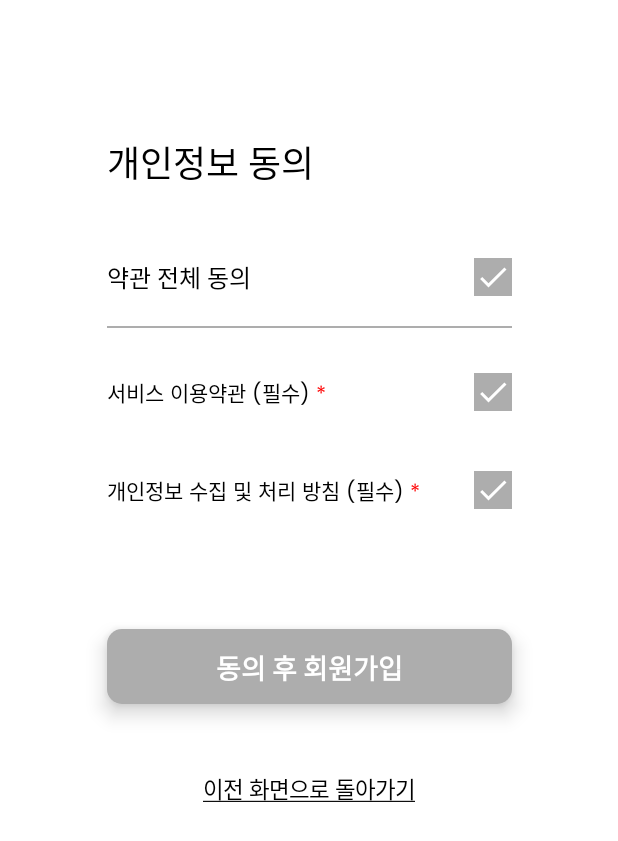
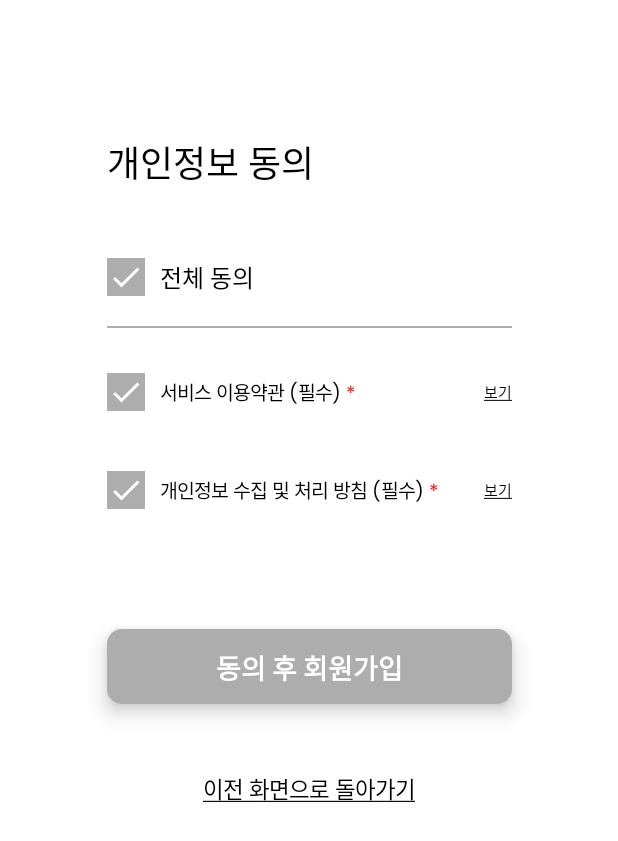
Before and after one commit to snuhcs-course/swpp-2023-project-team-14, an Android app built with Jetpack Compose: the @Preview function SignupAgreementScreenPreview, on a phone screen of 412 x 824 dp. Shown: the top 841 px of the screen. Run offline under Robolectric (Android 15) with nearby library versions, the phone set to English and light mode, and no system bars.

Commit message:
feat: add terms screen
* add screen UI
* add modal UI
* add interaction logic

```diff
--- a/frontend/app/src/main/java/com/example/haengsha/MainActivity.kt
+++ b/frontend/app/src/main/java/com/example/haengsha/MainActivity.kt
@@ -10,7 +10,7 @@ import androidx.compose.material3.MaterialTheme
 import androidx.compose.material3.Surface
 import androidx.compose.ui.Alignment
 import androidx.compose.ui.Modifier
-import com.example.haengsha.ui.screens.signup.SignupPasswordSetScreen
+import com.example.haengsha.ui.screens.signup.SignupAgreementScreen
 import com.example.haengsha.ui.theme.HaengshaTheme
 
 class MainActivity : ComponentActivity() {
@@ -30,7 +30,7 @@ class MainActivity : ComponentActivity() {
                         horizontalAlignment = Alignment.CenterHorizontally,
                         verticalArrangement = Arrangement.Center,
                     ) {
-                        SignupPasswordSetScreen(context = context)
+                        SignupAgreementScreen()
                     }
                 }
             }
--- a/frontend/app/src/main/java/com/example/haengsha/ui/screens/signup/SignupAgreementScreen.kt
+++ /dev/null
@@ -1,168 +0,0 @@
-package com.example.haengsha.ui.screens.signup
-
-import androidx.compose.foundation.background
-import androidx.compose.foundation.clickable
-import androidx.compose.foundation.layout.Arrangement
-import androidx.compose.foundation.layout.Box
-import androidx.compose.foundation.layout.Row
-import androidx.compose.foundation.layout.Spacer
-import androidx.compose.foundation.layout.fillMaxSize
-import androidx.compose.foundation.layout.height
-import androidx.compose.foundation.layout.padding
-import androidx.compose.foundation.layout.size
-import androidx.compose.foundation.layout.width
-import androidx.compose.foundation.lazy.LazyColumn
-import androidx.compose.material3.Text
-import androidx.compose.runtime.Composable
-import androidx.compose.runtime.getValue
-import androidx.compose.runtime.mutableStateOf
-import androidx.compose.runtime.saveable.rememberSaveable
-import androidx.compose.runtime.setValue
-import androidx.compose.ui.Alignment
-import androidx.compose.ui.Modifier
-import androidx.compose.ui.graphics.Color
-import androidx.compose.ui.text.SpanStyle
-import androidx.compose.ui.text.buildAnnotatedString
-import androidx.compose.ui.text.font.FontWeight
-import androidx.compose.ui.text.style.TextAlign
-import androidx.compose.ui.text.style.TextDecoration
-import androidx.compose.ui.text.withStyle
-import androidx.compose.ui.tooling.preview.Preview
-import androidx.compose.ui.unit.dp
-import androidx.compose.ui.unit.sp
-import com.example.haengsha.ui.theme.ButtonBlue
-import com.example.haengsha.ui.theme.ButtonGrey
-import com.example.haengsha.ui.theme.HaengshaGrey
-import com.example.haengsha.ui.theme.poppins
-import com.example.haengsha.ui.uiComponents.CommonBlueButton
-import com.example.haengsha.ui.uiComponents.CommonGreyButton
-import com.example.haengsha.ui.uiComponents.checkBox
-
-@Composable
-fun SignupAgreementScreen() {
-    var isAllChecked by rememberSaveable { mutableStateOf(false) }
-    var isTermsChecked by rememberSaveable { mutableStateOf(false) }
-    var isPolicyChecked by rememberSaveable { mutableStateOf(false) }
-
-    LazyColumn(
-        modifier = Modifier
-            .fillMaxSize()
-            .padding(top = 90.dp),
-        horizontalAlignment = Alignment.CenterHorizontally
-    ) {
-        items(1) {
-            Text(
-                modifier = Modifier.width(270.dp),
-                text = "개인정보 동의",
-                fontFamily = poppins,
-                fontWeight = FontWeight.Medium,
-                fontSize = 24.sp
-            )
-            Spacer(modifier = Modifier.height(45.dp))
-            Row(
-                modifier = Modifier
-                    .width(270.dp),
-                horizontalArrangement = Arrangement.SpaceBetween,
-                verticalAlignment = Alignment.CenterVertically
-            ) {
-                Text(
-                    modifier = Modifier.width(220.dp),
-                    text = "약관 전체 동의",
-                    fontFamily = poppins,
-                    fontWeight = FontWeight.Medium,
-                    fontSize = 16.sp
-                )
-                isAllChecked = checkBox(color = if (isAllChecked) ButtonBlue else ButtonGrey)
-            }
-            Spacer(modifier = Modifier.height(20.dp))
-            Box(
-                modifier = Modifier
-                    .size(width = 270.dp, height = 1.dp)
-                    .background(color = HaengshaGrey)
-            ) {}
-            Spacer(modifier = Modifier.height(30.dp))
-            Row(
-                modifier = Modifier
-                    .width(270.dp),
-                horizontalArrangement = Arrangement.SpaceBetween,
-                verticalAlignment = Alignment.CenterVertically
-            ) {
-                Text(
-                    modifier = Modifier.width(220.dp),
-                    text = buildAnnotatedString {
-                        append("서비스 이용약관 (필수) ")
-                        withStyle(SpanStyle(color = Color.Red)) { append("*") }
-                    },
-                    fontFamily = poppins,
-                    fontWeight = FontWeight.Normal,
-                    fontSize = 14.sp
-                )
-                isTermsChecked = checkBox(color = if (isTermsChecked) ButtonBlue else ButtonGrey)
-            }
-            Spacer(modifier = Modifier.height(40.dp))
-            Row(
-                modifier = Modifier
-                    .width(270.dp),
-                horizontalArrangement = Arrangement.SpaceBetween,
-                verticalAlignment = Alignment.CenterVertically
-            ) {
-                Text(
-                    modifier = Modifier.width(220.dp),
-                    text = buildAnnotatedString {
-                        append("개인정보 수집 및 처리 방침 (필수) ")
-                        withStyle(SpanStyle(color = Color.Red)) { append("*") }
-                    },
-                    fontFamily = poppins,
-                    fontWeight = FontWeight.Normal,
-                    fontSize = 14.sp
-                )
-                isPolicyChecked = checkBox(color = if (isPolicyChecked) ButtonBlue else ButtonGrey)
-            }
-
-            if (isTermsChecked && isPolicyChecked) isAllChecked = true
-            if (isAllChecked) {
-                isTermsChecked = true; isPolicyChecked = true
-            }
-
-            Spacer(modifier = Modifier.height(80.dp))
-            if (isAllChecked) {
-                CommonBlueButton(
-                    text = "동의 후 회원가입",
-                    onClick = {
-                        /*TODO=버튼 누르면 임시 저장했던 가입 정보 전부 DB에 저장*/
-                    }
-                )
-            } else CommonGreyButton(text = "동의 후 회원가입")
-            Spacer(modifier = Modifier.height(45.dp))
-            Box(
-                modifier = Modifier
-                    .width(270.dp)
-                    .height(20.dp)
-                    .clickable {
-                        /* TODO 이전 화면으로 돌아가기 */
-                    }
-            ) {
-                Text(
-                    modifier = Modifier.fillMaxSize(),
-                    text = "이전 화면으로 돌아가기",
-                    fontFamily = poppins,
-                    fontWeight = FontWeight.Medium,
-                    fontSize = 15.sp,
-                    textAlign = TextAlign.Center,
-                    textDecoration = TextDecoration.Underline
-                )
-            }
-        }
-    }
-}
-
-@Composable
-fun AgreementModal(text: String) {
-
-}
-
-@Preview(showBackground = true)
-@Composable
-fun SignupAgreementScreenPreview() {
-    SignupAgreementScreen()
-}
--- /dev/null
+++ b/frontend/app/src/main/java/com/example/haengsha/ui/screens/signup/SignupTermsScreen.kt
@@ -0,0 +1,321 @@
+package com.example.haengsha.ui.screens.signup
+
+import androidx.compose.foundation.background
+import androidx.compose.foundation.clickable
+import androidx.compose.foundation.layout.Arrangement
+import androidx.compose.foundation.layout.Box
+import androidx.compose.foundation.layout.Row
+import androidx.compose.foundation.layout.Spacer
+import androidx.compose.foundation.layout.fillMaxSize
+import androidx.compose.foundation.layout.height
+import androidx.compose.foundation.layout.padding
+import androidx.compose.foundation.layout.size
+import androidx.compose.foundation.layout.width
+import androidx.compose.foundation.lazy.LazyColumn
+import androidx.compose.foundation.shape.RoundedCornerShape
+import androidx.compose.material.icons.Icons
+import androidx.compose.material.icons.filled.Check
+import androidx.compose.material3.Icon
+import androidx.compose.material3.Text
+import androidx.compose.runtime.Composable
+import androidx.compose.runtime.getValue
+import androidx.compose.runtime.mutableStateOf
+import androidx.compose.runtime.saveable.rememberSaveable
+import androidx.compose.runtime.setValue
+import androidx.compose.ui.Alignment
+import androidx.compose.ui.Modifier
+import androidx.compose.ui.draw.clip
+import androidx.compose.ui.draw.shadow
+import androidx.compose.ui.graphics.Color
+import androidx.compose.ui.text.SpanStyle
+import androidx.compose.ui.text.buildAnnotatedString
+import androidx.compose.ui.text.font.FontWeight
+import androidx.compose.ui.text.style.TextAlign
+import androidx.compose.ui.text.style.TextDecoration
+import androidx.compose.ui.text.withStyle
+import androidx.compose.ui.tooling.preview.Preview
+import androidx.compose.ui.unit.dp
+import androidx.compose.ui.unit.sp
+import androidx.compose.ui.zIndex
+import com.example.haengsha.ui.theme.ButtonBlue
+import com.example.haengsha.ui.theme.ButtonGrey
+import com.example.haengsha.ui.theme.HaengshaGrey
+import com.example.haengsha.ui.theme.poppins
+import com.example.haengsha.ui.uiComponents.CommonBlueButton
+import com.example.haengsha.ui.uiComponents.CommonGreyButton
+import com.example.haengsha.ui.uiComponents.PrivacyPolicyModalText
+import com.example.haengsha.ui.uiComponents.TermsOfUseModalText
+
+@Composable
+fun SignupAgreementScreen() {
+    var isAllChecked by rememberSaveable { mutableStateOf(false) }
+    var isTermsChecked by rememberSaveable { mutableStateOf(false) }
+    var isPolicyChecked by rememberSaveable { mutableStateOf(false) }
+    var isTermsModal by rememberSaveable { mutableStateOf(false) }
+    var isPolicyModal by rememberSaveable { mutableStateOf(false) }
+
+    Box(
+        modifier = Modifier
+            .fillMaxSize()
+            .background(color = if (isTermsModal || isPolicyModal) HaengshaGrey else Color.White),
+        contentAlignment = Alignment.Center
+    ) {
+        LazyColumn(
+            modifier = Modifier
+                .fillMaxSize()
+                .padding(top = 90.dp),
+            horizontalAlignment = Alignment.CenterHorizontally
+        ) {
+            items(1) {
+                Text(
+                    modifier = Modifier.width(270.dp),
+                    text = "개인정보 동의",
+                    fontFamily = poppins,
+                    fontWeight = FontWeight.Medium,
+                    fontSize = 24.sp
+                )
+                Spacer(modifier = Modifier.height(45.dp))
+                Row(
+                    modifier = Modifier.width(270.dp),
+                    verticalAlignment = Alignment.CenterVertically
+                ) {
+                    Box(
+                        modifier = Modifier.clickable {
+                            isAllChecked = !isAllChecked
+                            if (isAllChecked) {
+                                isTermsChecked = true
+                                isPolicyChecked = true
+                            } else {
+                                isTermsChecked = false
+                                isPolicyChecked = false
+                            }
+                        }
+                    ) { CheckBox(color = if (isAllChecked) ButtonBlue else ButtonGrey) }
+                    Spacer(modifier = Modifier.width(10.dp))
+                    Text(
+                        modifier = Modifier.width(220.dp),
+                        text = "전체 동의",
+                        fontFamily = poppins,
+                        fontWeight = FontWeight.Medium,
+                        fontSize = 16.sp
+                    )
+                }
+                Spacer(modifier = Modifier.height(20.dp))
+                Box(
+                    modifier = Modifier
+                        .size(width = 270.dp, height = 1.dp)
+                        .background(color = HaengshaGrey)
+                )
+                Spacer(modifier = Modifier.height(30.dp))
+                Row(
+                    modifier = Modifier.width(270.dp),
+                    horizontalArrangement = Arrangement.SpaceBetween,
+                    verticalAlignment = Alignment.CenterVertically
+                ) {
+                    Row(
+                        verticalAlignment = Alignment.CenterVertically
+                    ) {
+                        Box(
+                            modifier = Modifier.clickable {
+                                isTermsChecked = !isTermsChecked
+                                if (isAllChecked && !isTermsChecked) isAllChecked = false
+                            }
+                        ) {
+                            CheckBox(color = if (isTermsChecked) ButtonBlue else ButtonGrey)
+                        }
+                        Spacer(modifier = Modifier.width(10.dp))
+                        Text(
+                            text = buildAnnotatedString {
+                                append("서비스 이용약관 (필수) ")
+                                withStyle(SpanStyle(color = Color.Red)) { append("*") }
+                            },
+                            fontFamily = poppins,
+                            fontWeight = FontWeight.Normal,
+                            fontSize = 13.sp
+                        )
+                    }
+                    Box(
+                        modifier = Modifier.clickable { isTermsModal = true }
+                    ) {
+                        Text(
+                            text = "보기",
+                            fontFamily = poppins,
+                            fontWeight = FontWeight.Normal,
+                            textDecoration = TextDecoration.Underline,
+                            fontSize = 10.sp
+                        )
+                    }
+                }
+                Spacer(modifier = Modifier.height(40.dp))
+                Row(
+                    modifier = Modifier.width(270.dp),
+                    horizontalArrangement = Arrangement.SpaceBetween,
+                    verticalAlignment = Alignment.CenterVertically
+                ) {
+                    Row(
+                        verticalAlignment = Alignment.CenterVertically
+                    ) {
+                        Box(
+                            modifier = Modifier.clickable {
+                                isPolicyChecked = !isPolicyChecked
+                                if (isAllChecked && !isPolicyChecked) isAllChecked = false
+                            }
+                        ) {
+                            CheckBox(color = if (isPolicyChecked) ButtonBlue else ButtonGrey)
+                        }
+                        Spacer(modifier = Modifier.width(10.dp))
+                        Text(
+                            text = buildAnnotatedString {
+                                append("개인정보 수집 및 처리 방침 (필수) ")
+                                withStyle(SpanStyle(color = Color.Red)) { append("*") }
+                            },
+                            fontFamily = poppins,
+                            fontWeight = FontWeight.Normal,
+                            fontSize = 13.sp
+                        )
+                    }
+                    Box(
+                        modifier = Modifier.clickable { isPolicyModal = true }
+                    ) {
+                        Text(
+                            text = "보기",
+                            fontFamily = poppins,
+                            fontWeight = FontWeight.Normal,
+                            textDecoration = TextDecoration.Underline,
+                            fontSize = 10.sp
+                        )
+                    }
+                }
+
+                if (isTermsChecked && isPolicyChecked) isAllChecked = true
+
+                Spacer(modifier = Modifier.height(80.dp))
+                if (isTermsChecked && isPolicyChecked) {
+                    CommonBlueButton(
+                        text = "동의 후 회원가입",
+                        onClick = {
+                            /*TODO 버튼 누르면 임시 저장했던 가입 정보 전부 DB에 저장*/
+                        }
+                    )
+                } else CommonGreyButton(text = "동의 후 회원가입")
+                Spacer(modifier = Modifier.height(45.dp))
+                Box(
+                    modifier = Modifier
+                        .width(270.dp)
+                        .height(20.dp)
+                        .clickable {
+                            /* TODO 이전 화면으로 돌아가기 */
+                        }
+                ) {
+                    Text(
+                        modifier = Modifier.fillMaxSize(),
+                        text = "이전 화면으로 돌아가기",
+                        fontFamily = poppins,
+                        fontWeight = FontWeight.Medium,
+                        fontSize = 15.sp,
+                        textAlign = TextAlign.Center,
+                        textDecoration = TextDecoration.Underline
+                    )
+                }
+            }
+        }
+        if (isTermsModal || isPolicyModal) {
+            LazyColumn(
+                modifier = Modifier
+                    .size(width = 300.dp, height = 500.dp)
+                    .shadow(elevation = 10.dp, shape = RoundedCornerShape(5.dp))
+                    .background(Color.White)
+                    .zIndex(1f),
+                horizontalAlignment = Alignment.CenterHorizontally
+            ) {
+                items(1) {
+                    if (isTermsModal) AgreementModal(text = "서비스 이용약관 (필수)")
+                    else AgreementModal(text = "개인정보 수집 및 처리 방침 (필수)")
+                    Box(
+                        modifier = Modifier
+                            .size(width = 260.dp, height = 1.dp)
+                            .background(color = Color(0xFFF1F1F1))
+                    )
+                    Box(
+                        modifier = Modifier
+                            .size(width = 260.dp, height = 40.dp)
+                            .clickable {
+                                isTermsModal = false
+                                isPolicyModal = false
+                            },
+                        contentAlignment = Alignment.Center
+                    ) {
+                        Text(
+                            text = "닫기",
+                            fontFamily = poppins,
+                            fontWeight = FontWeight.Normal,
+                            fontSize = 15.sp,
+                            textAlign = TextAlign.Center,
+                            textDecoration = TextDecoration.Underline
+                        )
+                    }
+                }
+            }
+        }
+    }
+}
+
+@Composable
+fun CheckBox(color: Color) {
+    Box(
+        modifier = Modifier
+            .size(25.dp)
+            .background(color = color),
+        contentAlignment = Alignment.Center
+    ) {
+        Icon(
+            imageVector = Icons.Default.Check,
+            contentDescription = "check icon",
+            tint = Color.White
+        )
+    }
+}
+
+@Composable
+fun AgreementModal(text: String) {
+    LazyColumn(
+        modifier = Modifier
+            .size(width = 300.dp, height = 460.dp)
+            .padding(top = 25.dp),
+        horizontalAlignment = Alignment.CenterHorizontally,
+    ) {
+        items(1) {
+            Text(
+                modifier = Modifier.width(260.dp),
+                text = text,
+                fontFamily = poppins,
+                fontWeight = FontWeight.Bold,
+                fontSize = 16.sp
+            )
+            Spacer(modifier = Modifier.height(15.dp))
+            Box(
+                modifier = Modifier
+                    .size(width = 260.dp, height = 380.dp)
+                    .clip(shape = RoundedCornerShape(10.dp))
+                    .background(color = Color(0xFFF1F1F1))
+            ) {
+                LazyColumn(
+                    modifier = Modifier
+                        .fillMaxSize()
+                        .padding(10.dp)
+                ) {
+                    items(1) {
+                        if (text == "서비스 이용약관 (필수)") TermsOfUseModalText()
+                        else PrivacyPolicyModalText()
+                    }
+                }
+            }
+        }
+    }
+}
+
+@Preview(showBackground = true)
+@Composable
+fun SignupAgreementScreenPreview() {
+    SignupAgreementScreen()
+}
--- a/frontend/app/src/main/java/com/example/haengsha/ui/uiComponents/CheckBox.kt
+++ b/frontend/app/src/main/java/com/example/haengsha/ui/uiComponents/CheckBox.kt
@@ -16,22 +16,3 @@ import androidx.compose.ui.Alignment
 import androidx.compose.ui.Modifier
 import androidx.compose.ui.graphics.Color
 import androidx.compose.ui.unit.dp
-
-@Composable
-fun checkBox(color: Color): Boolean {
-    var isChecked by rememberSaveable { mutableStateOf(false) }
-    Box(
-        modifier = Modifier
-            .size(25.dp)
-            .background(color = color)
-            .clickable { isChecked = !isChecked },
-        contentAlignment = Alignment.Center
-    ) {
-        Icon(
-            imageVector = Icons.Default.Check,
-            contentDescription = "check icon",
-            tint = Color.White
-        )
-    }
-    return isChecked
-}
```
Also changed, not shown: frontend/app/src/main/java/com/example/haengsha/ui/uiComponents/AnnotatedText.kt (+4 -5 lines).
